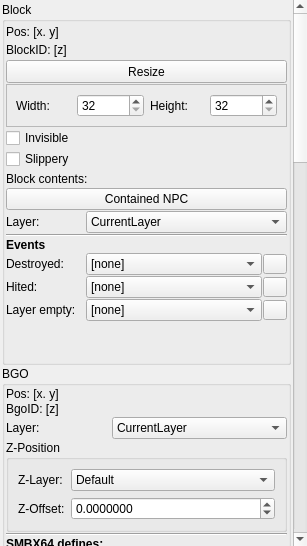
This is Editor/main_window/dock/lvl_item_properties.ui in WohlSoft/Moondust-Project as Qt 5 draws it before an edit. The edited form follows.
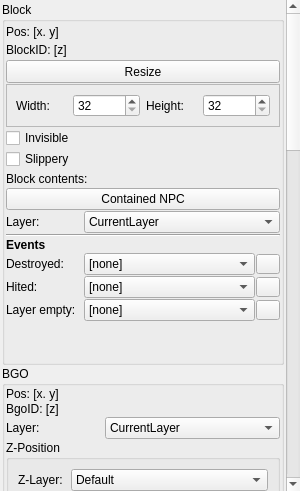
This is the edited form. Icons and pictures are not drawn.

Commit message: Editor: Beautify extra settings widget

Patch:
```diff
--- a/Editor/main_window/dock/lvl_item_properties.ui
+++ b/Editor/main_window/dock/lvl_item_properties.ui
@@ -6,8 +6,8 @@
    <rect>
     <x>0</x>
     <y>0</y>
-    <width>307</width>
-    <height>546</height>
+    <width>300</width>
+    <height>491</height>
    </rect>
   </property>
   <property name="focusPolicy">
@@ -57,12 +57,12 @@
        <property name="geometry">
         <rect>
          <x>0</x>
-         <y>-742</y>
-         <width>293</width>
-         <height>2046</height>
+         <y>-1259</y>
+         <width>286</width>
+         <height>1731</height>
         </rect>
        </property>
-       <layout class="QVBoxLayout" name="verticalLayout">
+       <layout class="QVBoxLayout" name="verticalLayout" stretch="0,0,0,100">
         <property name="spacing">
          <number>1</number>
         </property>
@@ -1487,15 +1487,15 @@
          </widget>
         </item>
         <item>
-         <widget class="QGroupBox" name="extraSettings">
+         <widget class="QFrame" name="extraSettings">
           <property name="minimumSize">
            <size>
             <width>0</width>
-            <height>400</height>
+            <height>200</height>
            </size>
           </property>
-          <property name="title">
-           <string>Extra settings</string>
+          <property name="lineWidth">
+           <number>0</number>
           </property>
           <layout class="QVBoxLayout" name="verticalLayout_3">
            <property name="spacing">
@@ -1516,22 +1516,6 @@
           </layout>
          </widget>
         </item>
-        <item>
-         <spacer name="verticalSpacer">
-          <property name="orientation">
-           <enum>Qt::Vertical</enum>
-          </property>
-          <property name="sizeType">
-           <enum>QSizePolicy::Expanding</enum>
-          </property>
-          <property name="sizeHint" stdset="0">
-           <size>
-            <width>20</width>
-            <height>40</height>
-           </size>
-          </property>
-         </spacer>
-        </item>
        </layout>
       </widget>
      </widget>
```
The commit also changes 1 other file.
